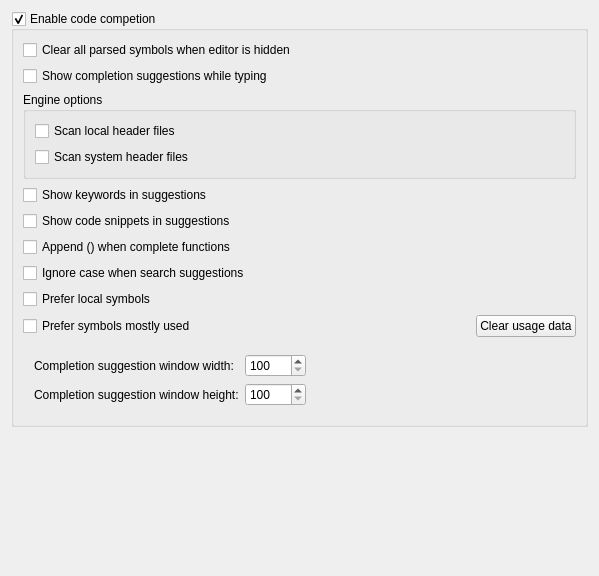
Before: the Qt Designer form RedPandaIDE/settingsdialog/editorcodecompletionwidget.ui in royqh1979/RedPanda-CPP, drawn with Qt 5.
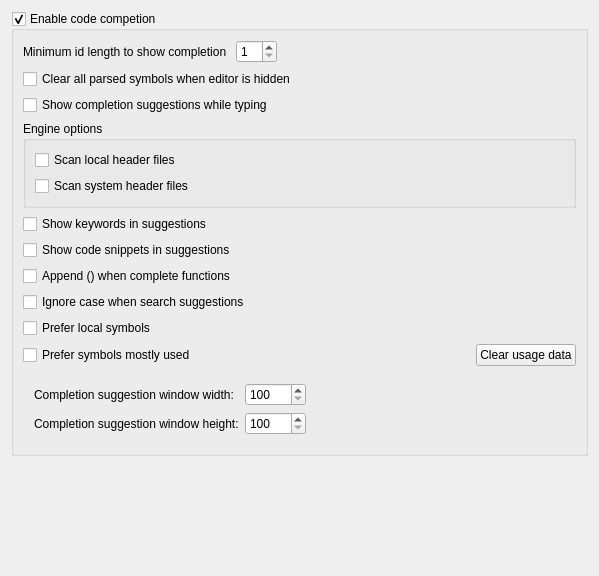
After: the same form once the commit is applied.

Commit message: - enhancement: add "minimum id length required to show code completion" to the options dialog's editor code completion page

The edit to the form file:
```diff
--- a/RedPandaIDE/settingsdialog/editorcodecompletionwidget.ui
+++ b/RedPandaIDE/settingsdialog/editorcodecompletionwidget.ui
@@ -26,6 +26,54 @@
       <bool>true</bool>
      </property>
      <layout class="QVBoxLayout" name="verticalLayout_3">
+      <item>
+       <widget class="QWidget" name="widget_3" native="true">
+        <layout class="QHBoxLayout" name="horizontalLayout_2">
+         <property name="leftMargin">
+          <number>0</number>
+         </property>
+         <property name="topMargin">
+          <number>0</number>
+         </property>
+         <property name="rightMargin">
+          <number>0</number>
+         </property>
+         <property name="bottomMargin">
+          <number>0</number>
+         </property>
+         <item>
+          <widget class="QLabel" name="label_3">
+           <property name="text">
+            <string>Minimum id length to show completion </string>
+           </property>
+          </widget>
+         </item>
+         <item>
+          <widget class="QSpinBox" name="spinMinCharRequired">
+           <property name="minimum">
+            <number>1</number>
+           </property>
+           <property name="maximum">
+            <number>20</number>
+           </property>
+          </widget>
+         </item>
+         <item>
+          <spacer name="horizontalSpacer_3">
+           <property name="orientation">
+            <enum>Qt::Horizontal</enum>
+           </property>
+           <property name="sizeHint" stdset="0">
+            <size>
+             <width>40</width>
+             <height>20</height>
+            </size>
+           </property>
+          </spacer>
+         </item>
+        </layout>
+       </widget>
+      </item>
       <item>
        <widget class="QCheckBox" name="chkClearWhenEditorHidden">
         <property name="text">
```
The commit also changes 7 other files.
